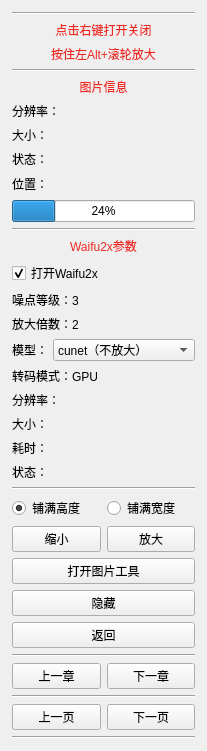
Before: the Qt Designer form ui/readimg.ui in tonquer/picacg-qt, drawn with Qt 5.
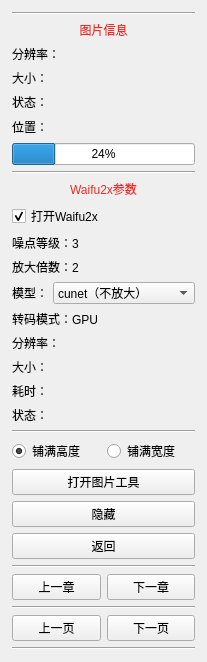
After: the same form once the commit is applied.

Patch:
```diff
--- a/ui/readimg.ui
+++ b/ui/readimg.ui
@@ -76,39 +76,6 @@
          </property>
         </widget>
        </item>
-       <item>
-        <widget class="QLabel" name="label_5">
-         <property name="styleSheet">
-          <string notr="true">color: #ee2a24</string>
-         </property>
-         <property name="text">
-          <string>点击右键打开关闭</string>
-         </property>
-         <property name="alignment">
-          <set>Qt::AlignCenter</set>
-         </property>
-        </widget>
-       </item>
-       <item>
-        <widget class="QLabel" name="label_6">
-         <property name="styleSheet">
-          <string notr="true">color: #ee2a24</string>
-         </property>
-         <property name="text">
-          <string>按住左Alt+滚轮放大</string>
-         </property>
-         <property name="alignment">
-          <set>Qt::AlignCenter</set>
-         </property>
-        </widget>
-       </item>
-       <item>
-        <widget class="Line" name="line_3">
-         <property name="orientation">
-          <enum>Qt::Horizontal</enum>
-         </property>
-        </widget>
-       </item>
        <item>
         <widget class="QLabel" name="label_4">
          <property name="styleSheet">
@@ -326,24 +293,6 @@
          </item>
         </layout>
        </item>
-       <item>
-        <layout class="QHBoxLayout" name="horizontalLayout_3">
-         <item>
-          <widget class="QPushButton" name="pushButton">
-           <property name="text">
-            <string>缩小</string>
-           </property>
-          </widget>
-         </item>
-         <item>
-          <widget class="QPushButton" name="pushButton_3">
-           <property name="text">
-            <string>放大</string>
-           </property>
-          </widget>
-         </item>
-        </layout>
-       </item>
        <item>
         <widget class="QPushButton" name="copyButton">
          <property name="text">
```
Left out of the diff: 288 changed lines with no effect on the pictures.
